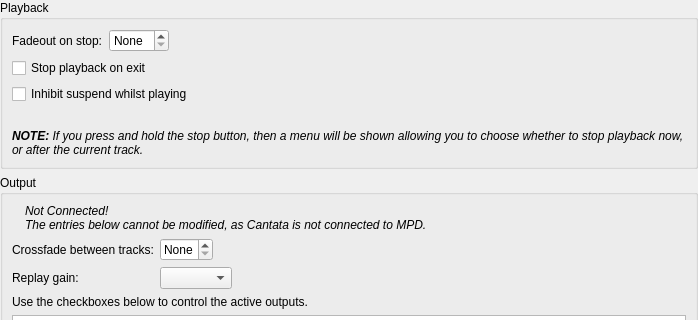
CDrummond/cantata, file gui/playbacksettings.ui: the form before one commit; both pictures show x 0 to 698 and y 0 to 320 of the 698 by 495 pixel window.
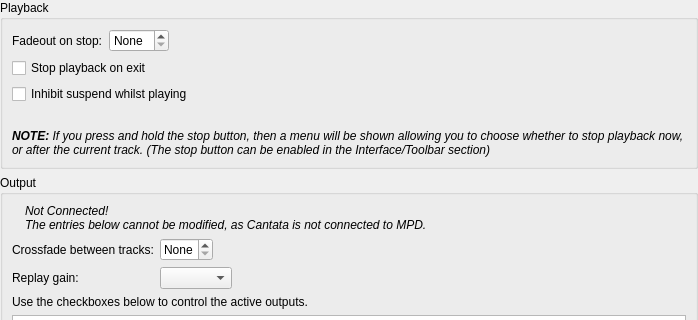
The form after the commit. Custom widgets are drawn as their Qt base class.

Commit message: Add extra text stating how to enable stop button. BUG: 514

The edit to the form file:
```diff
--- a/gui/playbacksettings.ui
+++ b/gui/playbacksettings.ui
@@ -85,7 +85,7 @@
       <item row="4" column="0" colspan="2">
        <widget class="QLabel" name="noteLabel">
         <property name="text">
-         <string>&lt;i&gt;&lt;b&gt;NOTE:&lt;/b&gt; If you press and hold the stop button, then a menu will be shown allowing you to choose whether to stop playback now, or after the current track.&lt;/i&gt;</string>
+         <string>&lt;i&gt;&lt;b&gt;NOTE:&lt;/b&gt; If you press and hold the stop button, then a menu will be shown allowing you to choose whether to stop playback now, or after the current track. (The stop button can be enabled in the Interface/Toolbar section)&lt;/i&gt;</string>
         </property>
         <property name="wordWrap">
          <bool>true</bool>
```
